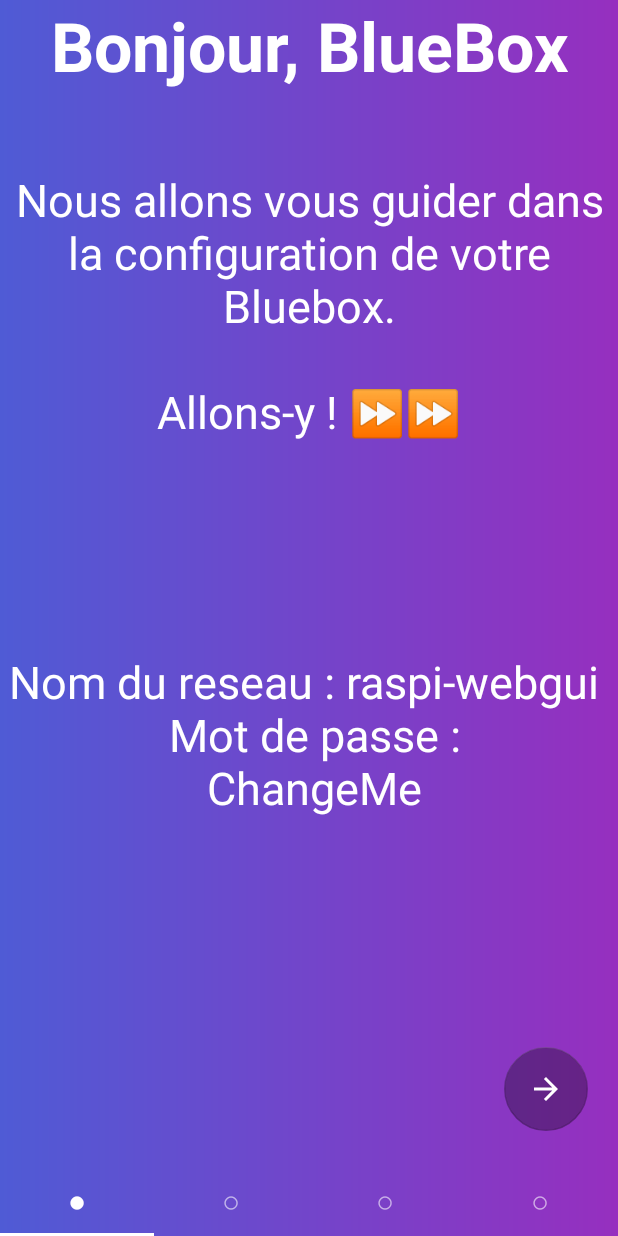
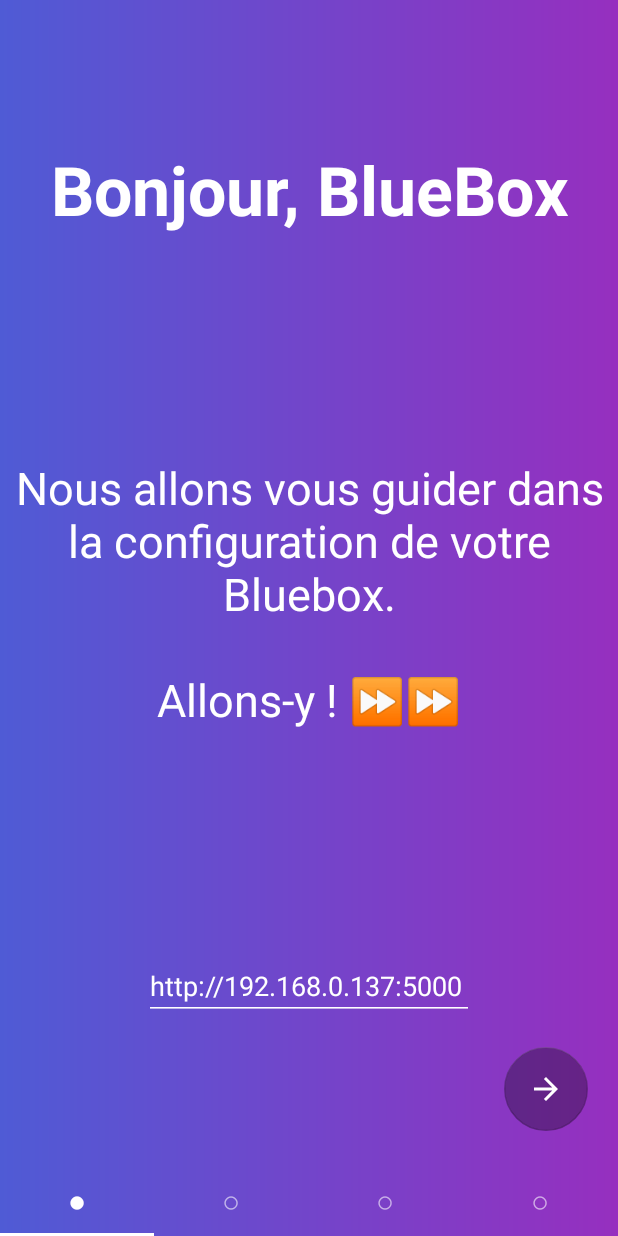
Before and after one commit to bluebox-insa/bluebox-android-app, an Android app: the screen it shows after launch (MainActivity), on a phone screen of 412 x 824 dp. Run offline under Robolectric (Android 15) with nearby library versions, the phone set to English and light mode, and no system bars; our stand-ins replace Volley.

```diff
--- a/app/src/main/java/com/bluebox/bluebox/DeviceAdapter.java
+++ b/app/src/main/java/com/bluebox/bluebox/DeviceAdapter.java
@@ -6,7 +6,6 @@ import android.view.LayoutInflater;
 import android.view.View;
 import android.view.ViewGroup;
 import android.widget.ArrayAdapter;
-import android.widget.CheckBox;
 import android.widget.TextView;
 
 import java.util.List;
--- a/app/src/main/java/com/bluebox/bluebox/RequestHelper.java
+++ b/app/src/main/java/com/bluebox/bluebox/RequestHelper.java
@@ -25,7 +25,7 @@ import static android.widget.Toast.makeText;
 
 public class RequestHelper {
 
-    public static final int GLOBAL_TIMEOUT_SEC = 60;
+    public static final int GLOBAL_TIMEOUT_SEC = 20;
     public ProgressDialog dialog;
     private Context context;
     private RequestQueue queue;
--- a/app/src/main/java/com/bluebox/bluebox/fragments/Screen1.java
+++ b/app/src/main/java/com/bluebox/bluebox/fragments/Screen1.java
@@ -2,13 +2,10 @@ package com.bluebox.bluebox.fragments;
 
 import android.content.SharedPreferences;
 import android.os.Bundle;
-import android.text.Editable;
-import android.text.TextWatcher;
 import android.util.Log;
 import android.view.LayoutInflater;
 import android.view.View;
 import android.view.ViewGroup;
-import android.widget.EditText;
 
 import androidx.fragment.app.Fragment;
 
@@ -20,7 +17,6 @@ public class Screen1 extends Fragment {
 
     SharedPreferences pref;
     SharedPreferences.Editor editor;
-    //EditText hostnameText;
 
     @Override
     public View onCreateView(LayoutInflater inflater, ViewGroup container, Bundle savedInstanceState) {
@@ -33,26 +29,6 @@ public class Screen1 extends Fragment {
         Log.d("onCreateView", getResources().getString(R.string.hostnameDefaultVal));
         editor.putString("hostname", getResources().getString(R.string.hostnameDefaultVal));
         editor.commit();
-
-        //hostname manual setup
-        /*
-        hostnameText = (EditText) v.findViewById(R.id.hostnameText);
-        hostnameText.addTextChangedListener(new TextWatcher() {
-            @Override
-            public void beforeTextChanged(CharSequence s, int start, int count, int after) {}
-            @Override
-            public void onTextChanged(CharSequence s, int start, int before, int count) {}
-            @Override
-            public void afterTextChanged(Editable s) {
-                String input = hostnameText.getText().toString();
-                editor.putString("hostname", input);
-                editor.commit();
-                Log.d("AfterTextChanged", "hostname set to : " + input);
-            }
-        });
-
-         */
-
         return v;
     }
 }
--- a/app/src/main/java/com/bluebox/bluebox/fragments/Screen2.java
+++ b/app/src/main/java/com/bluebox/bluebox/fragments/Screen2.java
@@ -8,10 +8,8 @@ import android.view.LayoutInflater;
 import android.view.View;
 import android.view.ViewGroup;
 import android.widget.AdapterView;
-import android.widget.ArrayAdapter;
 import android.widget.Button;
 import android.widget.ListView;
-import android.widget.TextView;
 
 import androidx.fragment.app.Fragment;
 
--- a/app/src/main/java/com/bluebox/bluebox/fragments/Screen3.java
+++ b/app/src/main/java/com/bluebox/bluebox/fragments/Screen3.java
@@ -6,8 +6,6 @@ import android.view.View;
 import android.view.ViewGroup;
 
 import com.bluebox.bluebox.R;
-
-import static android.widget.Toast.makeText;
 
 public class Screen3 extends Screen2 {
 
--- a/app/src/main/res/layout/screen_1.xml
+++ b/app/src/main/res/layout/screen_1.xml
@@ -35,20 +35,7 @@
         app:layout_constraintStart_toStartOf="parent"
         app:layout_constraintTop_toBottomOf="@+id/textView1" />
 
-
-    <TextView
-        android:id="@+id/textView3"
-        android:layout_width="match_parent"
-        android:layout_height="286dp"
-        android:gravity="center"
-        android:text="@string/wifi_info"
-        android:textColor="@color/white"
-        android:textSize="30dp"
-        app:layout_constraintEnd_toEndOf="parent"
-        app:layout_constraintHorizontal_bias="0.5"
-        app:layout_constraintStart_toStartOf="parent"
-        app:layout_constraintTop_toBottomOf="@+id/textView2" />
-    <!--<EditText
+    <EditText
         android:id="@+id/hostnameText"
         android:layout_width="220dp"
         android:layout_height="wrap_content"
@@ -61,7 +48,7 @@
         app:layout_constraintHorizontal_bias="0.5"
         app:layout_constraintStart_toStartOf="parent"
         app:layout_constraintTop_toBottomOf="@+id/textView2"
-        android:text="@string/hostnameDefaultVal" />-->
+        android:text="@string/hostnameDefaultVal" />
 
 
 </androidx.constraintlayout.widget.ConstraintLayout>
--- a/app/src/main/res/values/strings.xml
+++ b/app/src/main/res/values/strings.xml
@@ -4,10 +4,7 @@
     <!-- Screen 1 -->
     <string name="hello_bluebox">Bonjour, BlueBox</string>
     <string name="explications">Nous allons vous guider dans la configuration de votre Bluebox.\n\nAllons-y ! &#x23E9;&#x23E9;</string>
-    <string name="wifi_info">Nom du reseau : raspi-webgui \n
-        Mot de passe :\n ChangeMe</string>
-    <string name="hostnameDefaultVal">http://10.3.141.1:5000</string>
-
+    <string name="hostnameDefaultVal">http://192.168.0.137:5000</string>
 
     <!-- Screen 2 and 3 -->
     <string name="connect_your_speakers">Connectez vos enceintes</string>
```
